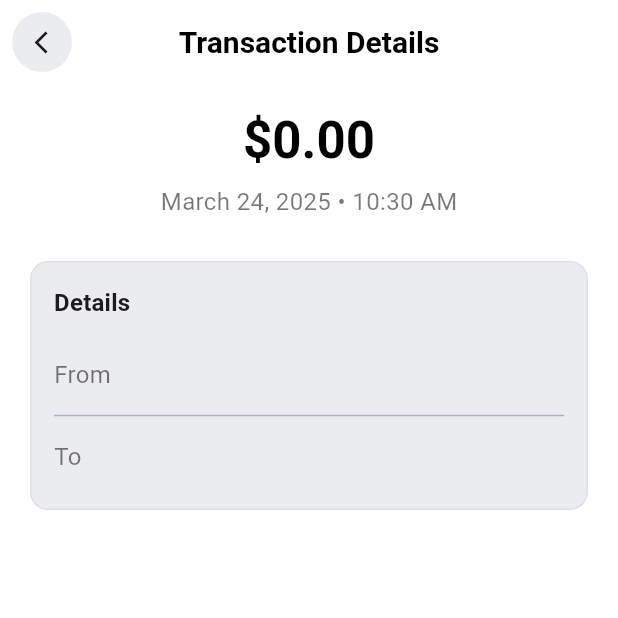
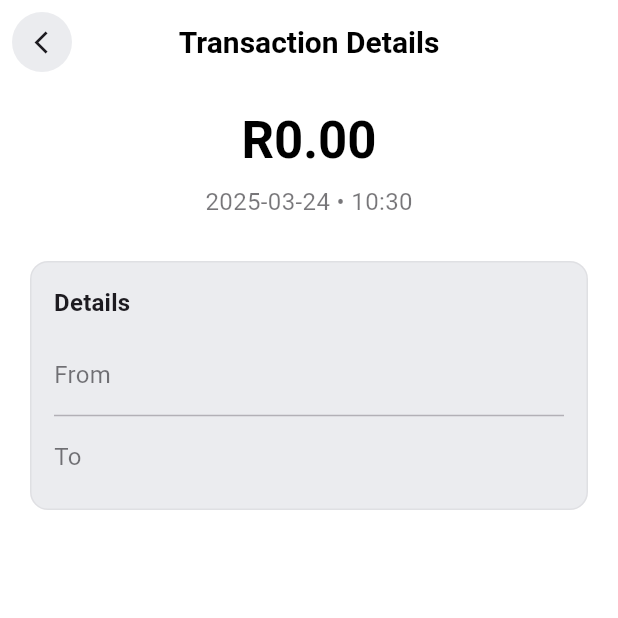
Before and after one commit to ZARPLY/zarply-ce, a Flutter app: the TransactionDetailsScreen screen opened directly with empty values, on a phone screen of 412 x 824 dp, the top half of it. Run offline on Flutter 3.47's test engine with Material 3 defaults, Android fonts, the phone set to English and light mode, and no system bars; our stand-ins replace flutter_dotenv, flutter_keyboard_visibility, flutter_secure_storage, go_router, image_picker, share_plus; missing offline and left inert: bip39, mobile_scanner, qr, solana; accounts and stored records are empty; project files that could hold a hidden picture were left out.

Commit message:
chore: update iOS project settings with development team ID, enhance date formatting in transaction details, and improve loading message in transactions list

```diff
--- a/lib/core/utils/formatters.dart
+++ b/lib/core/utils/formatters.dart
@@ -7,7 +7,7 @@
   }
 
   static String formatDate(DateTime dateTime) {
-    return DateFormat('dd MMM yyyy HH:mm').format(dateTime);
+    return DateFormat('yyyy-MM-dd • HH:mm').format(dateTime);
   }
 
   static String formatDateTime(DateTime dateTime) {
--- a/lib/features/wallet/presentation/screens/transaction_details.dart
+++ b/lib/features/wallet/presentation/screens/transaction_details.dart
@@ -1,6 +1,7 @@
 import 'package:flutter/material.dart';
 import 'package:go_router/go_router.dart';
-import 'package:intl/intl.dart';
+
+import '../../../../core/utils/formatters.dart';
 
 class TransactionDetailsScreen extends StatelessWidget {
   const TransactionDetailsScreen({
@@ -68,14 +69,14 @@
       child: Column(
         children: <Widget>[
           Text(
-            '\$${amount.toStringAsFixed(2)}',
+            Formatters.formatAmount(amount),
             style: theme.textTheme.headlineLarge?.copyWith(
               fontWeight: FontWeight.bold,
             ),
           ),
           const SizedBox(height: 8),
           Text(
-            DateFormat('MMMM dd, yyyy • hh:mm a').format(timestamp),
+            Formatters.formatDate(timestamp),
             style: theme.textTheme.bodyMedium?.copyWith(
               color: theme.colorScheme.onSurface.withOpacity(0.6),
             ),
--- a/lib/features/wallet/presentation/widgets/transactions_list.dart
+++ b/lib/features/wallet/presentation/widgets/transactions_list.dart
@@ -89,7 +89,7 @@
             ),
           ),
           Text(
-            'Loading more transactions... ${widget.viewModel.loadedTransactions} loaded',
+            'Loading more transactions...',
             style: Theme.of(context).textTheme.bodySmall,
             textAlign: TextAlign.center,
           ),
@@ -101,6 +101,9 @@
         child: Center(
           child: TextButton(
             onPressed: widget.viewModel.loadMoreTransactions,
+            style: TextButton.styleFrom(
+              foregroundColor: Colors.blue,
+            ),
             child: const Text('Load More Transactions'),
           ),
         ),
```
Also changed, not shown: 1 other file.
